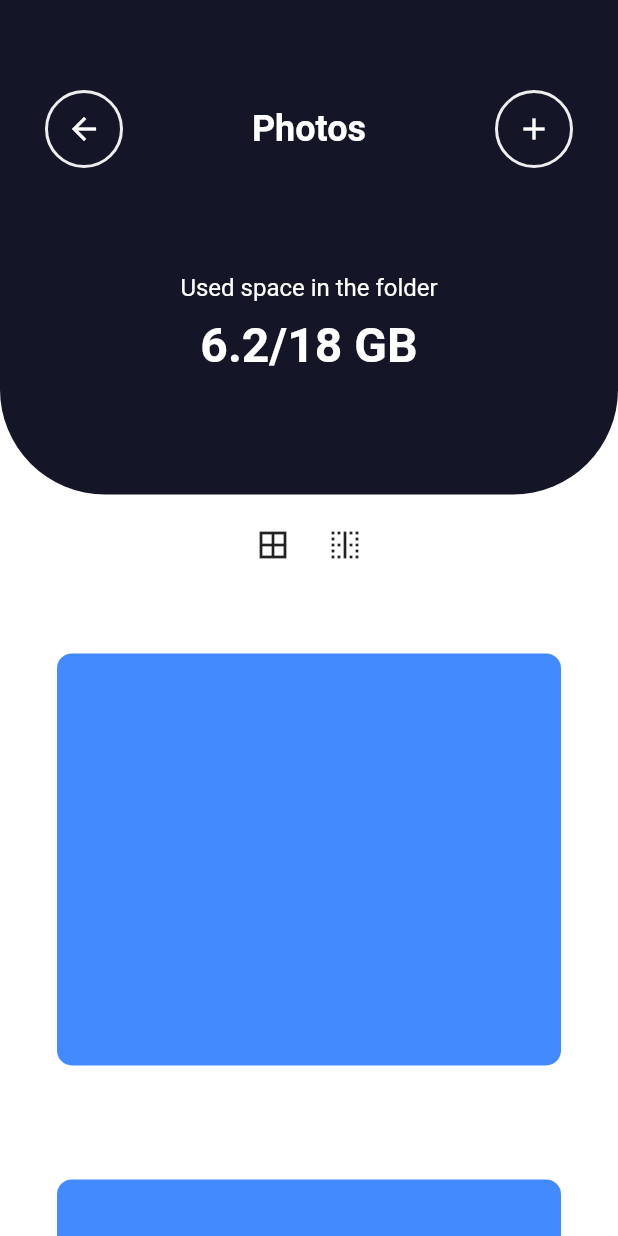
After one commit to rafaelcarvalhocaetano/FindFiles, a Flutter app: the screen it shows after launch, after a tap on "Bussines", on a phone screen of 412 x 824 dp. The commit adds this screen. Run offline on Flutter 3.47's test engine with Material 2 defaults, Android fonts, the phone set to English and light mode, and no system bars.

Commit message:
Finished photos

```diff
--- a/lib/main.dart
+++ b/lib/main.dart
@@ -1,4 +1,5 @@
 import 'package:findfiles/button_icon.dart';
+import 'package:findfiles/photos.dart';
 import 'package:flutter/cupertino.dart';
 import 'package:flutter/material.dart';
 import 'package:flutter/painting.dart';
@@ -140,7 +141,17 @@ class _MyHomePageState extends State<MyHomePage> {
   }
 
   _cardsFiles(String file, int count, int colorCard, int colorsIcons) {
-    return Container(
+    return GestureDetector(
+      onTap: () {
+        print('gesture');
+        Navigator.push(
+          context,
+          MaterialPageRoute(
+            builder: (context) => Photos(),
+          ),
+        );
+      },
+      child: Container(
         width: MediaQuery.of(context).size.width,
         height: 30.0,
         padding: const EdgeInsets.only(top: 20.0),
@@ -202,6 +213,7 @@ class _MyHomePageState extends State<MyHomePage> {
             ),
           ],
         ),
+      ),
     );
   }
 }
--- /dev/null
+++ b/lib/photos.dart
@@ -0,0 +1,111 @@
+import 'dart:math';
+
+import 'package:findfiles/button_icon.dart';
+import 'package:flutter/cupertino.dart';
+import 'package:flutter/material.dart';
+import 'package:flutter/widgets.dart';
+
+class Photos extends StatelessWidget {
+
+  Widget build(BuildContext context) {
+    return Scaffold(
+      backgroundColor: Colors.white,
+      body: SingleChildScrollView(
+        child: Column(
+          children: <Widget>[
+            _menuNavigation(context),
+            Padding(
+              padding: const EdgeInsets.only(top: 10.0, bottom: 10.0),
+              child: Row(
+                mainAxisAlignment: MainAxisAlignment.center,
+                children: <Widget>[
+                  IconButton(icon: Icon(Icons.border_all), onPressed: () { print('BORDER 1 '); }, ),
+                  IconButton(icon: Icon(Icons.border_vertical), onPressed: () { print('BORDER 1 '); }, ),
+                ],
+              ),
+            ),
+            _cardImage(context),
+            _cardImage(context),
+            _cardImage(context),
+            _cardImage(context),
+          ],
+        ),
+      ),
+    );
+  }
+
+  _cardImage(BuildContext context) {
+    return Padding(
+      padding: const EdgeInsets.all(38.0),
+      child: Container(
+        height: MediaQuery.of(context).size.height / 3,
+        decoration: BoxDecoration(
+          borderRadius: BorderRadius.circular(10.0),
+          color: Colors.blueAccent,
+        ),
+      ),
+    );
+  }
+
+  _menuNavigation(BuildContext context) {
+
+    return Container(
+      height: MediaQuery.of(context).size.height / 2.5,
+      width: MediaQuery.of(context).size.width,
+      decoration: BoxDecoration(
+        borderRadius: BorderRadius.only(bottomLeft: Radius.circular(70.0), bottomRight: Radius.circular(70.0)),
+        color: Color(0xFF151528),
+      ),
+      child: Column(
+        children: <Widget>[
+          Padding(
+            padding: const EdgeInsets.only(top: 60.0, left: 30.0, right: 30.0),
+            child: Row(
+              children: <Widget>[
+                ButtonIcon(Icons.arrow_back, Colors.white),
+                Spacer(),
+                Text('Photos', style: TextStyle(
+                    color: Colors.white,
+                    fontSize: 24.0,
+                    fontWeight: FontWeight.w600
+                ),),
+                Spacer(),
+                ButtonIcon(Icons.add, Colors.white),
+              ],
+            ),
+          ),
+
+          Padding(
+            padding: const EdgeInsets.only(top: 70.0),
+            child: Column(
+              children: <Widget>[
+                Text('Used space in the folder', style: TextStyle(
+                  color: Colors.white,
+                  fontSize: 16.0,
+                ),),
+                Padding(
+                  padding: const EdgeInsets.only(top: 10.0),
+                  child: Row(
+                    mainAxisAlignment: MainAxisAlignment.center,
+                    children: <Widget>[
+                      Text('6.2/', style: TextStyle(
+                          color: Colors.white,
+                          fontSize: 32.0,
+                          fontWeight: FontWeight.w600
+                      ),),
+                      Text('18 GB', style: TextStyle(
+                          color: Colors.white,
+                          fontSize: 32.0,
+                          fontWeight: FontWeight.w600
+                      ),),
+                    ],
+                  ),
+                ),
+              ],
+            ),
+          ),
+        ],
+      ),
+    );
+  }
+}
```
Lines whose indentation alone changed are shown as unchanged.
